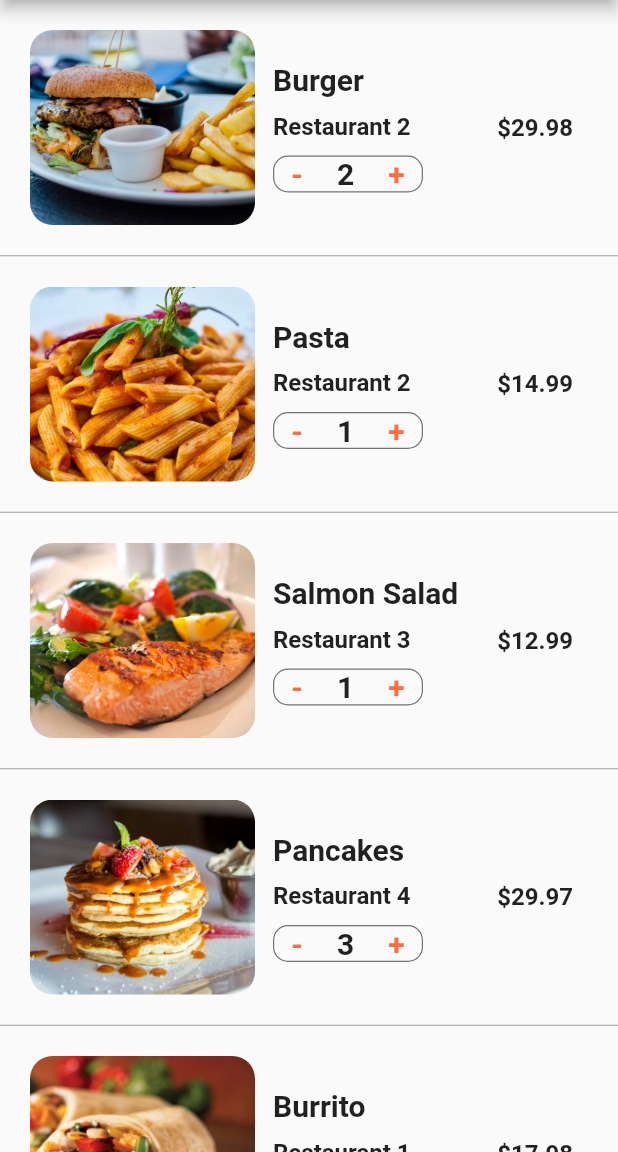
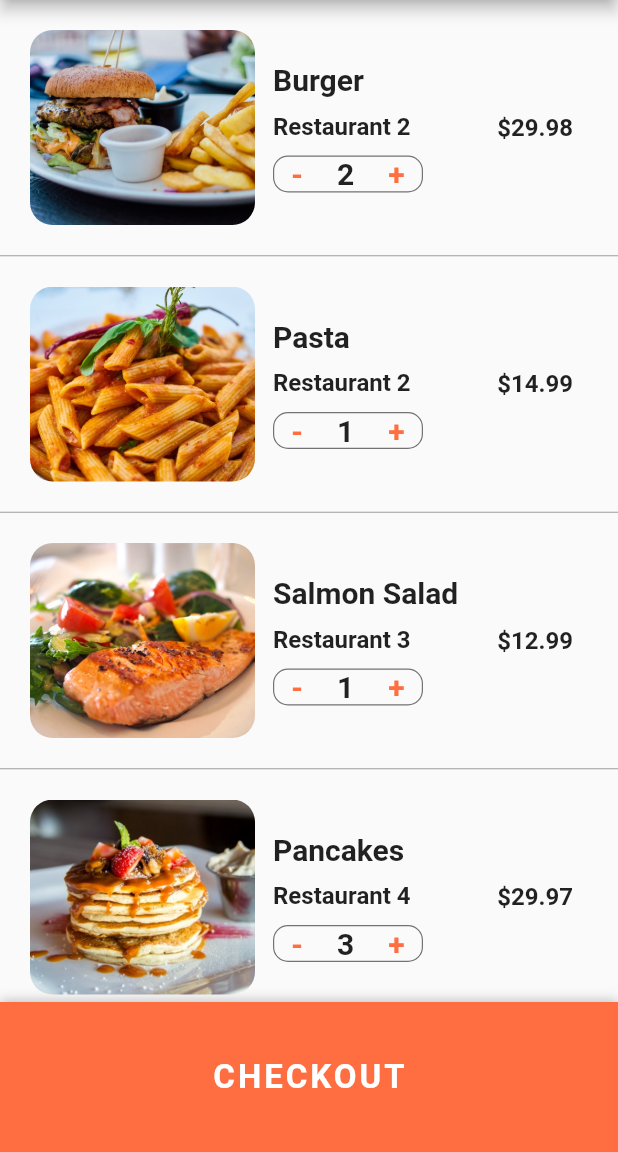
Before and after one commit to iAmTochi/flutter_food_delivery_ui, a Flutter app: the CartScreen screen opened directly, on a phone screen of 412 x 824 dp, the part 84-1236 px from its top. Run offline on Flutter 3.47's test engine with Material 2 defaults, Android fonts, the phone set to English and light mode, and no system bars.

Commit message:
Bottom Sheet Checkout Button

```diff
--- a/lib/screens/cart_screen.dart
+++ b/lib/screens/cart_screen.dart
@@ -124,15 +124,72 @@ class _CartScreenState extends State<CartScreen> {
 
   @override
   Widget build(BuildContext context) {
+    double totalPrice = 0;
+    currentUser.cart.forEach(
+      (Order order) => totalPrice += order.quantity * order.food.price,
+    );
+
     return Scaffold(
       appBar: AppBar(
         title: Text('Cart (${currentUser.cart.length})'),
       ),
       body: ListView.separated(
-        itemCount: currentUser.cart.length,
+        itemCount: currentUser.cart.length + 1,
         itemBuilder: (BuildContext context, int index) {
-          Order order = currentUser.cart[index];
-          return _buildCartItem(order);
+          if (index < currentUser.cart.length) {
+            Order order = currentUser.cart[index];
+            return _buildCartItem(order);
+          }
+          return Padding(
+            padding: EdgeInsets.all(20.0),
+            child: Column(
+              children: [
+                Row(
+                  mainAxisAlignment: MainAxisAlignment.spaceBetween,
+                  children: [
+                    Text(
+                      'Estimated Delivery Time:',
+                      style: TextStyle(
+                        fontSize: 20.0,
+                        fontWeight: FontWeight.w600,
+                      ),
+                    ),
+                    Text(
+                      '25 min',
+                      style: TextStyle(
+                        fontSize: 20.0,
+                        fontWeight: FontWeight.w600,
+                      ),
+                    ),
+                  ],
+                ),
+                SizedBox(
+                  height: 10.0,
+                ),
+                Row(
+                  mainAxisAlignment: MainAxisAlignment.spaceBetween,
+                  children: [
+                    Text(
+                      'Total Cost:',
+                      style: TextStyle(
+                        fontSize: 20.0,
+                        fontWeight: FontWeight.w600,
+                      ),
+                    ),
+                    Text(
+                      '\$${totalPrice.toStringAsFixed(2)}',
+                      style: TextStyle(
+                        color: Colors.green[700],
+                        fontSize: 20.0,
+                        fontWeight: FontWeight.w600,
+                      ),
+                    ),
+                  ],
+                ),
+                SizedBox(height: 80.0)
+              ],
+            ),
+          );
         },
         separatorBuilder: (BuildContext context, int index) {
           return Divider(
@@ -141,6 +198,34 @@ class _CartScreenState extends State<CartScreen> {
           );
         },
       ),
+      bottomSheet: Container(
+        height: 100.0,
+        width: MediaQuery.of(context).size.width,
+        decoration: BoxDecoration(
+          color: Theme.of(context).primaryColor,
+          boxShadow: [
+            BoxShadow(
+              color: Colors.black26,
+              offset: Offset(0, -1),
+              blurRadius: 6.0,
+            ),
+          ],
+        ),
+        child: Center(
+          child: TextButton(
+            onPressed: () {},
+            child: Text(
+              'CHECKOUT',
+              style: TextStyle(
+                fontSize: 22.0,
+                fontWeight: FontWeight.bold,
+                color: Colors.white,
+                letterSpacing: 2.0,
+              ),
+            ),
+          ),
+        ),
+      ),
     );
   }
 }
```
